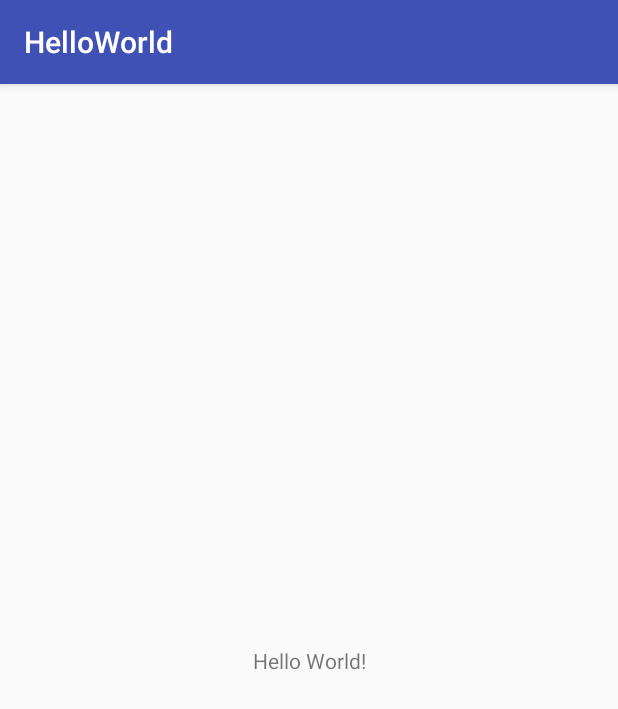
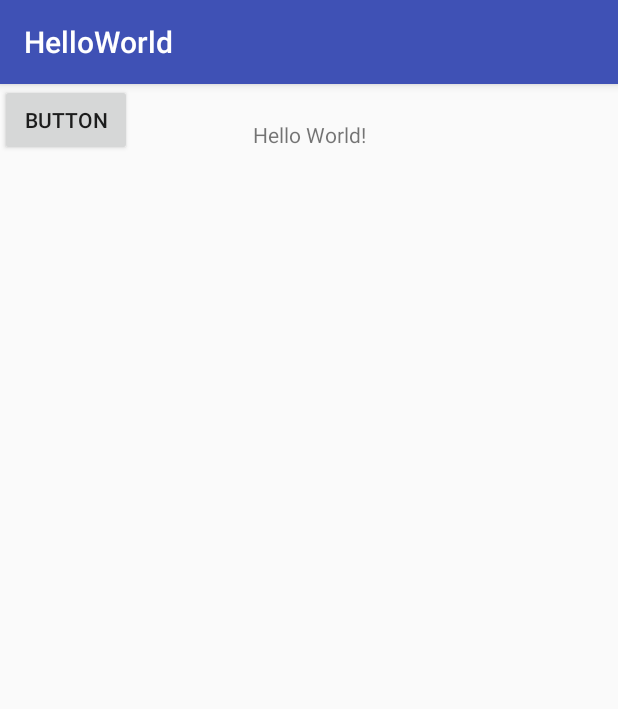
Before and after one commit to TonyJin001/MASProgrammingAssignment, an Android app: the screen it shows after launch (MainActivity), on a phone screen of 412 x 824 dp. Shown: the top 709 px of the screen. Run offline under Robolectric (Android 15) with nearby library versions, the phone set to English and light mode, and no system bars.

Commit message:
XML update

```diff
--- a/app/src/main/res/layout/activity_main.xml
+++ b/app/src/main/res/layout/activity_main.xml
@@ -13,6 +13,15 @@
         app:layout_constraintBottom_toBottomOf="parent"
         app:layout_constraintLeft_toLeftOf="parent"
         app:layout_constraintRight_toRightOf="parent"
-        app:layout_constraintTop_toTopOf="parent" />
+        app:layout_constraintTop_toTopOf="parent"
+        app:layout_constraintVertical_bias="0.032" />
+
+    <Button
+        android:id="@+id/btn"
+        android:layout_width="wrap_content"
+        android:layout_height="wrap_content"
+        android:text="Button"
+        tools:layout_editor_absoluteX="150dp"
+        tools:layout_editor_absoluteY="240dp" />
 
 </android.support.constraint.ConstraintLayout>
```
